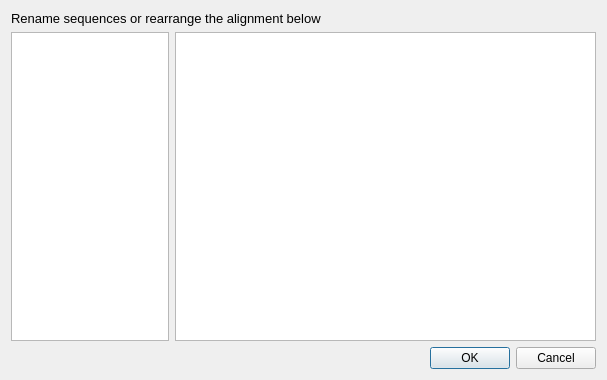
Qt form src/linnaeo/alignmenteditor.ui (beowulfey/Linnaeo) before a commit.
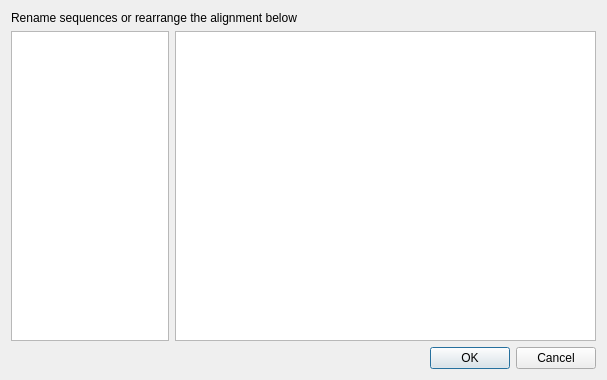
The same form after that commit.

Patch:
```diff
--- a/src/linnaeo/alignmenteditor.ui
+++ b/src/linnaeo/alignmenteditor.ui
@@ -10,25 +10,12 @@
     <height>380</height>
    </rect>
   </property>
-  <property name="font">
-   <font>
-    <family>Arial</family>
-    <stylestrategy>PreferAntialias</stylestrategy>
-   </font>
-  </property>
   <property name="windowTitle">
    <string>Dialog</string>
   </property>
   <layout class="QVBoxLayout" name="verticalLayout">
    <item>
     <widget class="QLabel" name="label">
-     <property name="font">
-      <font>
-       <family>Arial</family>
-       <pointsize>10</pointsize>
-       <stylestrategy>PreferAntialias</stylestrategy>
-      </font>
-     </property>
      <property name="text">
       <string>Rename sequences or rearrange the alignment below</string>
      </property>
```
